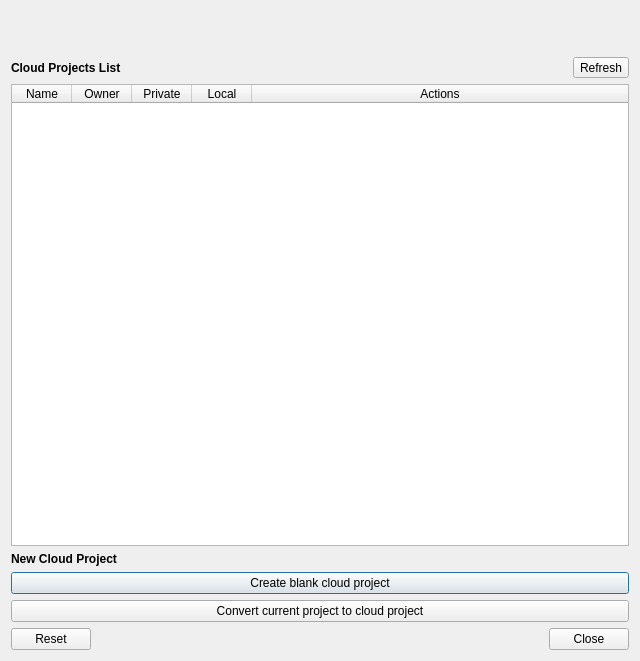
This is qfieldsync/ui/cloud_projects_dialog.ui in opengisch/qfieldsync as Qt 5 draws it before an edit. The edited form follows.
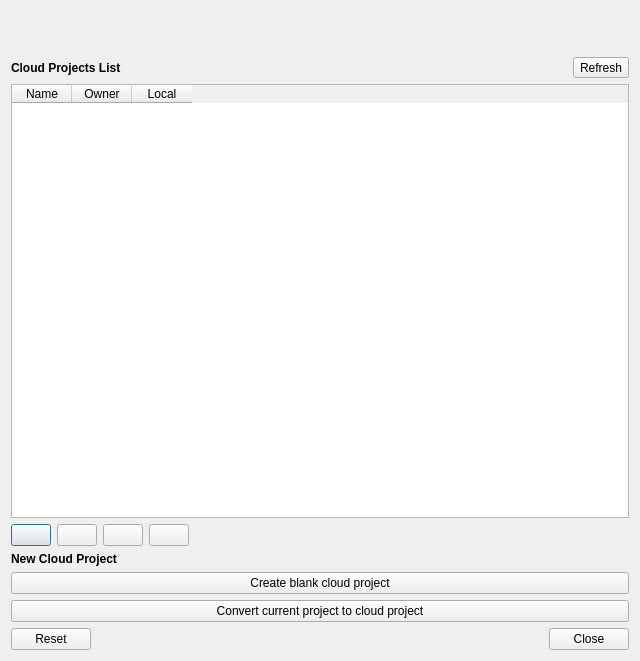
This is the edited form. Icons and pictures are not drawn.

Commit message: More love to the cloud projects dialog

```diff
--- a/qfieldsync/ui/cloud_projects_dialog.ui
+++ b/qfieldsync/ui/cloud_projects_dialog.ui
@@ -155,9 +155,6 @@
          <attribute name="horizontalHeaderShowSortIndicator" stdset="0">
           <bool>true</bool>
          </attribute>
-         <attribute name="horizontalHeaderStretchLastSection">
-          <bool>true</bool>
-         </attribute>
          <column>
           <property name="text">
            <string>Name</string>
@@ -168,11 +165,6 @@
            <string>Owner</string>
           </property>
          </column>
-         <column>
-          <property name="text">
-           <string>Private</string>
-          </property>
-         </column>
          <column>
           <property name="text">
            <string>Local</string>
@@ -181,16 +173,81 @@
            <string>Whether the file has a configured local directory</string>
           </property>
          </column>
-         <column>
-          <property name="text">
-           <string>Actions</string>
-          </property>
-          <property name="toolTip">
-           <string>Synchronize| Edit | Delete | Open</string>
-          </property>
-         </column>
         </widget>
        </item>
+       <item>
+        <layout class="QHBoxLayout" name="projectsActionsHLayout">
+         <item>
+          <widget class="QPushButton" name="synchronizeButton">
+           <property name="toolTip">
+            <string>Synchronize Selected Cloud Project</string>
+           </property>
+           <property name="text">
+            <string></string>
+           </property>
+           <property name="icon">
+            <iconset>
+             <normaloff>../resources/cloud_synchronize.svg</normaloff>../resources/cloud_synchronize.svg</iconset>
+           </property>
+          </widget>
+         </item>
+         <item>
+          <widget class="QPushButton" name="editButton">
+           <property name="toolTip">
+            <string>Edit Selected Cloud Project</string>
+           </property>
+           <property name="text">
+            <string></string>
+           </property>
+           <property name="icon">
+            <iconset>
+             <normaloff>../resources/edit.svg</normaloff>../resources/edit.svg</iconset>
+           </property>
+          </widget>
+         </item>
+         <item>
+          <widget class="QPushButton" name="openButton">
+           <property name="toolTip">
+            <string>Open Selected Cloud Project</string>
+           </property>
+           <property name="text">
+            <string></string>
+           </property>
+           <property name="icon">
+            <iconset>
+             <normaloff>../resources/launch.svg</normaloff>../resources/launch.svg</iconset>
+           </property>
+          </widget>
+         </item>
+         <item>
+          <widget class="QPushButton" name="deleteButton">
+           <property name="toolTip">
+            <string>Delete Selected Cloud Project</string>
+           </property>
+           <property name="text">
+            <string></string>
+           </property>
+           <property name="icon">
+            <iconset>
+             <normaloff>../resources/delete.svg</normaloff>../resources/delete.svg</iconset>
+           </property>
+          </widget>
+         </item>
+         <item>
+           <spacer name="headerHSpacer">
+           <property name="orientation">
+             <enum>Qt::Horizontal</enum>
+           </property>
+           <property name="sizeHint" stdset="0">
+             <size>
+             <width>40</width>
+             <height>20</height>
+             </size>
+           </property>
+           </spacer>
+         </item>
+        </layout>
+       </item>
        <item>
        <widget class="QLabel" name="projectsActionLabel">
          <property name="text">
```
The commit also changes 1 other file.
